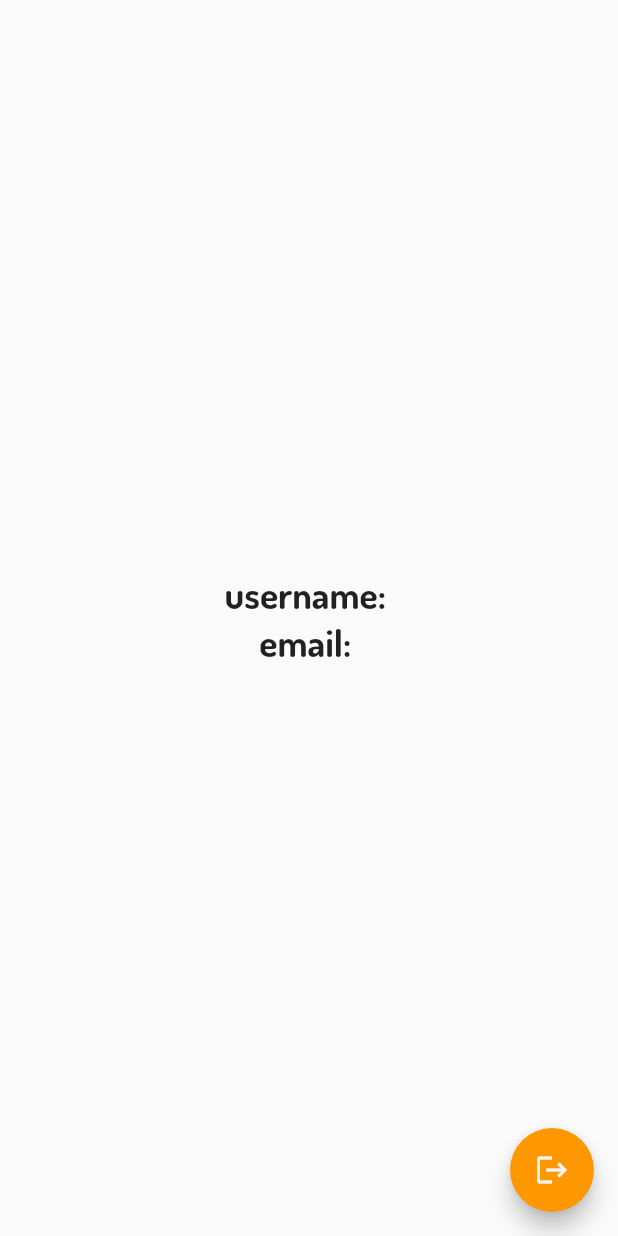
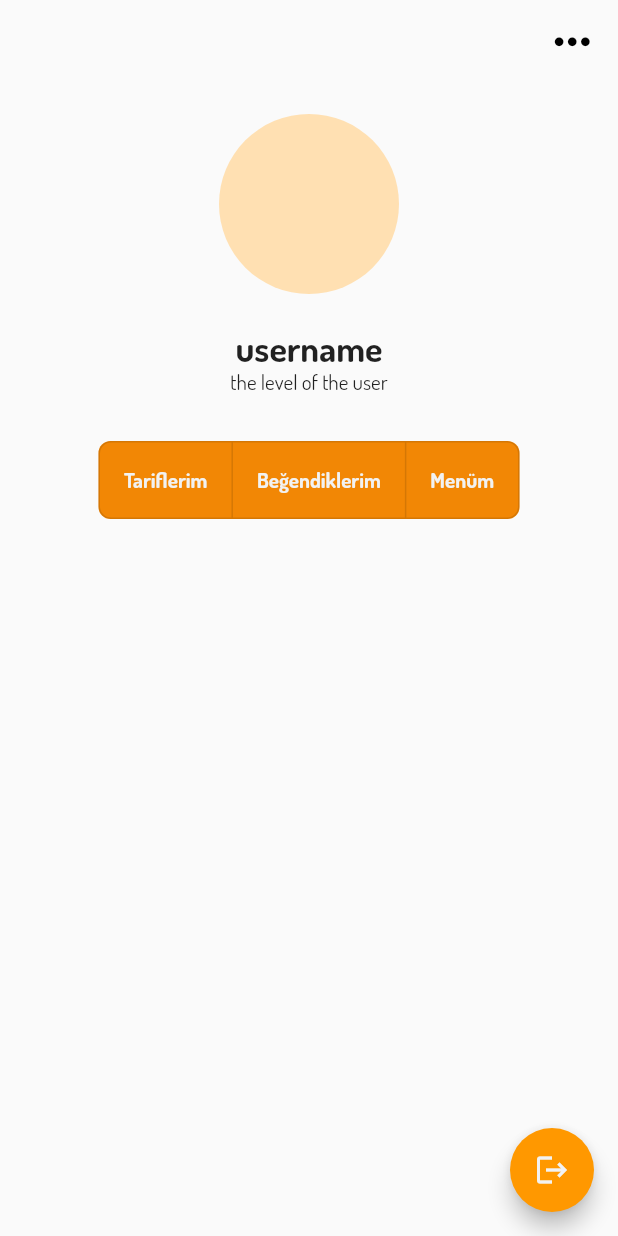
Before and after one commit to furkancvk/yapye_mobile_app, a Flutter app: the Profile screen opened directly, on a phone screen of 412 x 824 dp. Run offline on Flutter 3.47's test engine with Material 2 defaults, Android fonts, the phone set to English and light mode, and no system bars; our stand-ins replace cloud_firestore, firebase_auth, firebase_core; accounts and stored records are empty.

Commit message:
Update profile.dart

```diff
--- a/lib/screens/profile.dart
+++ b/lib/screens/profile.dart
@@ -11,6 +11,7 @@ class Profile extends StatefulWidget {
 }
 
 class _Profile extends State<Profile> {
+  List<bool> isSelected = [false, false, false];
   final _auth = FirebaseAuth.instance;
 
   void logout() async {
@@ -22,26 +23,109 @@ class _Profile extends State<Profile> {
   Widget build(BuildContext context) {
     return SafeArea(
       child: Scaffold(
-        body: Center(
-          child: Column(
-            mainAxisAlignment: MainAxisAlignment.center,
+        appBar: AppBar(
+          backgroundColor: Colors.transparent,
+          shadowColor: Colors.transparent,
+          actions: [
+            IconButton(
+              padding: const EdgeInsets.only(right: 20),
+              onPressed: () {},
+              icon: const Icon(
+                Icons.more_horiz_rounded,
+                size: 35,
+              ),
+            )
+          ],
+        ),
+        body: ListView(
+          padding: const EdgeInsets.all(20),
           children: [
+            const CircleAvatar(
+              minRadius: 60,
+            ),
+            const SizedBox(height: 20),
+            Column(
+              children: const [
                 Text(
-                "username: ${_auth.currentUser!.displayName}",
-                style: const TextStyle(
-                  fontSize: 25,
+                  "username",
+                  style: TextStyle(
+                    fontSize: 24,
                     fontWeight: FontWeight.bold,
                   ),
                 ),
                 Text(
-                "email: ${_auth.currentUser!.email}",
-                style: const TextStyle(
-                  fontSize: 25,
-                  fontWeight: FontWeight.bold,
+                  "the level of the user",
+                  style: TextStyle(
+                    fontSize: 14,
                   ),
                 ),
               ],
             ),
+            const SizedBox(height: 30),
+            Row(
+              mainAxisAlignment: MainAxisAlignment.center,
+              children: [
+                Container(
+                  decoration: BoxDecoration(
+                    color: AppColors.orange,
+                    borderRadius: BorderRadius.circular(8),
+                  ),
+                  child: ToggleButtons(
+                    selectedColor: AppColors.light,
+                    color: AppColors.light,
+                    fillColor: AppColors.orangeAccent,
+                    borderRadius: BorderRadius.circular(8),
+                    children: const [
+                      Padding(
+                        padding: EdgeInsets.all(16),
+                        child: Text(
+                          "Tariflerim",
+                          style: TextStyle(
+                            fontSize: 14,
+                            fontWeight: FontWeight.w700,
+                          ),
+                        ),
+                      ),
+                      Padding(
+                        padding: EdgeInsets.all(16),
+                        child: Text(
+                          "Beğendiklerim",
+                          style: TextStyle(
+                            fontSize: 14,
+                            fontWeight: FontWeight.w700,
+                          ),
+                        ),
+                      ),
+                      Padding(
+                        padding: EdgeInsets.all(16),
+                        child: Text(
+                          "Menüm",
+                          style: TextStyle(
+                            fontSize: 14,
+                            fontWeight: FontWeight.w700,
+                          ),
+                        ),
+                      ),
+                    ],
+                    onPressed: (index) => {
+                      setState(() {
+                        for (int buttonIndex = 0;
+                            buttonIndex < isSelected.length;
+                            buttonIndex++) {
+                          if (buttonIndex == index) {
+                            isSelected[buttonIndex] = true;
+                          } else {
+                            isSelected[buttonIndex] = false;
+                          }
+                        }
+                      }),
+                    },
+                    isSelected: isSelected,
+                  ),
+                ),
+              ],
+            ),
+          ],
         ),
         floatingActionButton: FloatingActionButton(
           child: const Icon(
```
Lines whose indentation alone changed are shown as unchanged.
